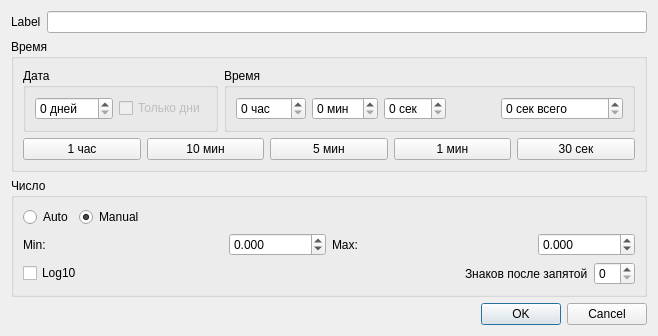
Above: lib/kb4/ui/realtimeqcp/axisconfig.ui from koshi8bit/lib before the change. Below: the same form after it.
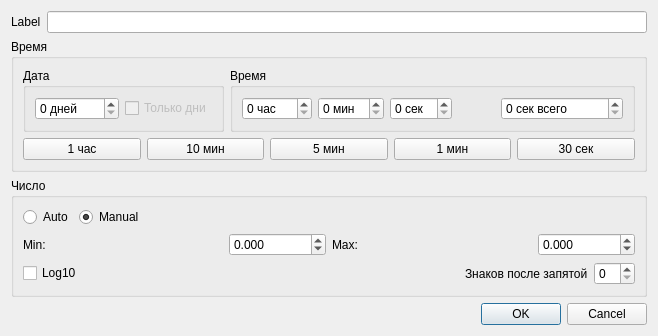
That is the form after the change. Custom widgets are drawn as their Qt base class.

Commit message: axisConfig 9999 days

```diff
--- a/lib/kb4/ui/realtimeqcp/axisconfig.ui
+++ b/lib/kb4/ui/realtimeqcp/axisconfig.ui
@@ -65,7 +65,7 @@
                 <string> дней</string>
                </property>
                <property name="maximum">
-                <number>999</number>
+                <number>9999</number>
                </property>
               </widget>
              </item>
```
